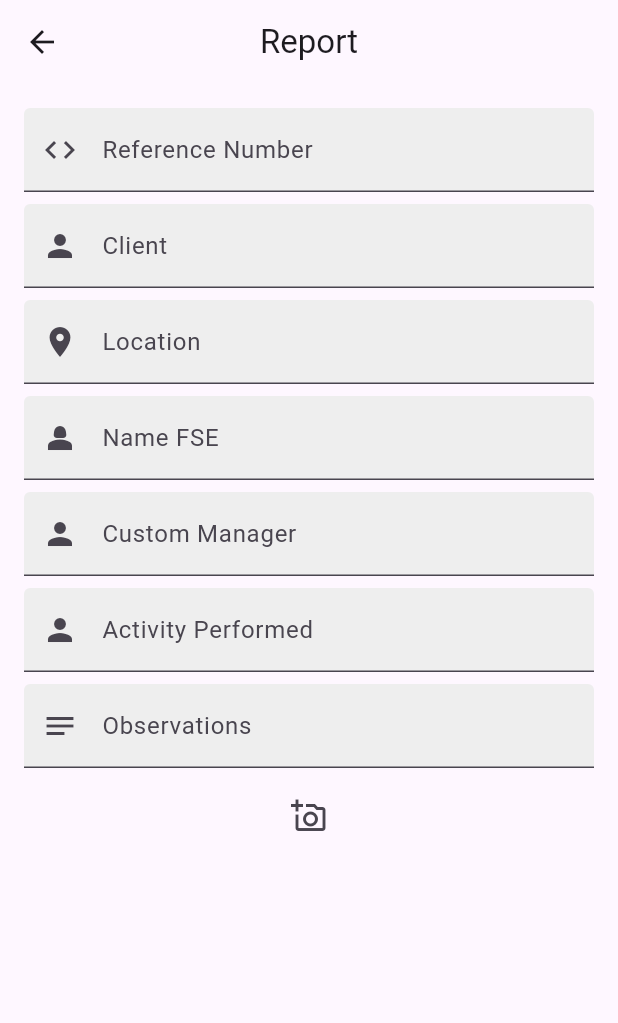
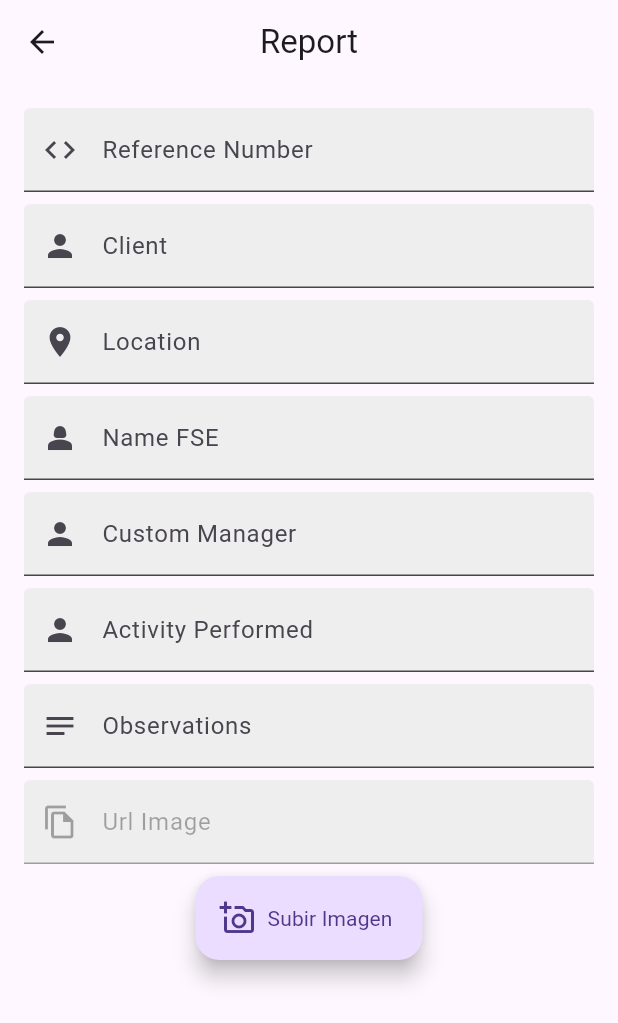
Before and after one commit to Johnmorales26/system_reports_app, a Flutter app: the ReportScreen screen opened by its route, on a phone screen of 412 x 824 dp. Shown: the top 1023 px of the screen. Run offline on Flutter 3.47's test engine with Material 3 defaults, Android fonts, the phone set to English and light mode, and no system bars; our stand-ins replace carousel_slider, cloud_firestore, file_picker, firebase_auth, firebase_core, firebase_storage and 6 more; missing offline and left inert: dart:html; accounts and stored records are empty.

```diff
--- a/lib/ui/appModule/assets.dart
+++ b/lib/ui/appModule/assets.dart
@@ -1,6 +1,7 @@
 class Assets {
 
   static String loginAnim = 'assets/anim/login.json';
+  static String documentAnim = 'assets/anim/document.json';
   static String imgSliderOne = 'assets/images/slider_v1.svg';
   static String imgSliderTwo = 'assets/images/slider_v2.svg';
   static String imgSliderThree = 'assets/images/slider_v3.svg';
--- a/lib/ui/reportModule/report_screen.dart
+++ b/lib/ui/reportModule/report_screen.dart
@@ -1,9 +1,12 @@
-import 'dart:io';
 import 'package:flutter/material.dart';
 import 'package:fluttertoast/fluttertoast.dart';
+import 'package:lottie/lottie.dart';
 import 'package:provider/provider.dart';
+import 'package:system_reports_app/ui/homeModule/home_screen.dart';
 import 'package:system_reports_app/ui/reportModule/report_view_model.dart';
 import 'package:system_reports_app/ui/style/dimens.dart';
+import '../appModule/assets.dart';
+import 'web_image_picker.dart' if (dart.library.io) 'mobile_image_picker.dart';
 
 class ReportScreen extends StatelessWidget {
   static const String route = '/ReportScreen';
@@ -14,13 +17,36 @@ class ReportScreen extends StatelessWidget {
   Widget build(BuildContext context) {
     final viewModel = Provider.of<ReportViewModel>(context);
 
+    final screenWidth = MediaQuery.of(context).size.width;
+    Widget view = Container();
+    if (screenWidth >= 600) {
+      view = Center(
+          child: Row(
+        children: [
+          Expanded(
+            child: Padding(
+                padding: const EdgeInsets.all(Dimens.commonPaddingDefault),
+                child: SingleChildScrollView(child: _Form())),
+          ),
+          Expanded(
+            child: Lottie.asset(Assets.documentAnim),
+          ),
+        ],
+      ));
+    } else {
+      view = Padding(
+          padding: const EdgeInsets.all(Dimens.commonPaddingDefault),
+          child: SingleChildScrollView(child: _Form()));
+    }
+
     Widget button = Container();
-    if (viewModel.selectedImage != null) {
+    if (viewModel.validateControllers()) {
       button = FloatingActionButton(
           onPressed: () async {
             var response = await viewModel.generatePDF();
             if (response) {
-              Navigator.pop(context);
+              viewModel.clearControllers();
+              Navigator.pushNamedAndRemoveUntil(context, HomeScreen.route, (route) => false);
             } else {
               Fluttertoast.showToast(
                 msg: 'Error al subir el archivo',
@@ -35,10 +61,13 @@ class ReportScreen extends StatelessWidget {
     }
 
     return Scaffold(
-        appBar: AppBar(title: const Text('Report'), centerTitle: true),
-        body: Padding(
-            padding: const EdgeInsets.all(Dimens.commonPaddingDefault),
-            child: SingleChildScrollView(child: _Form())),
+        appBar: AppBar(
+            title: const Text('Report'),
+            centerTitle: true,
+            leading: IconButton(
+                onPressed: () => Navigator.pushNamedAndRemoveUntil(context, HomeScreen.route, (Route<dynamic> route) => false),
+                icon: const Icon(Icons.arrow_back))),
+        body: view,
         floatingActionButton: button);
   }
 }
@@ -49,12 +78,16 @@ class _Form extends StatelessWidget {
     final provider = Provider.of<ReportViewModel>(context);
 
     Widget isSelectedImage = Container();
-    if (provider.selectedImage == null) {
-      isSelectedImage = IconButton(
-          onPressed: () => provider.getImageFromGallery(context),
+    if (provider.urlController.text.isEmpty) {
+      isSelectedImage = FloatingActionButton.extended(
+          onPressed: () async {
+            var result = await getImageFromGallery(context, provider);
+            provider.updateSelectedImage(result);
+          },
+          label: const Text('Subir Imagen'),
           icon: const Icon(Icons.add_a_photo_outlined));
     } else {
-      if (provider.selectedImage != null) _ImagePreview(picture: provider.selectedImage!);
+      _ImagePreview(picture: provider.urlController.text);
     }
 
     return Column(children: [
@@ -128,6 +161,16 @@ class _Form extends StatelessWidget {
               fillColor: Colors.grey[200]),
           keyboardType: TextInputType.text),
       const SizedBox(height: Dimens.commonPaddingMin),
+      TextField(
+          controller: provider.urlController,
+          decoration: InputDecoration(
+              labelText: 'Url Image',
+              enabled: false,
+              prefixIcon: const Icon(Icons.file_copy_outlined),
+              filled: true,
+              fillColor: Colors.grey[200]),
+          keyboardType: TextInputType.text),
+      const SizedBox(height: Dimens.commonPaddingMin),
       isSelectedImage
     ]);
   }
--- a/pubspec.yaml
+++ b/pubspec.yaml
@@ -77,6 +77,7 @@ flutter:
   # To add assets to your application, add an assets section, like this:
   assets:
     - assets/anim/login.json
+    - assets/anim/document.json
     - assets/images/slider_v1.svg
     - assets/images/slider_v2.svg
     - assets/images/slider_v3.svg
```
Also changed, not shown: assets/anim/document.json (added, +1 -0 lines), lib/ui/reportModule/mobile_image_picker.dart (added, +63 -0 lines), lib/ui/reportModule/report_view_model.dart (+35 -75 lines), lib/ui/reportModule/web_image_picker.dart (added, +80 -0 lines), pubspec.lock.
